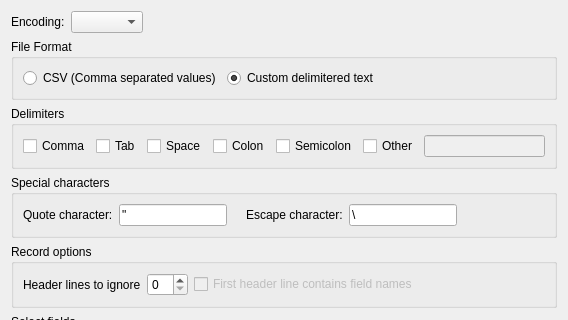
i-RIC/prepost-gui, file libs/geodata/pointmap/private/geodatapointmaprealtextimporter_settingdialog.ui: the form before one commit; both pictures show x 0 to 568 and y 0 to 320 of the 568 by 697 pixel window.
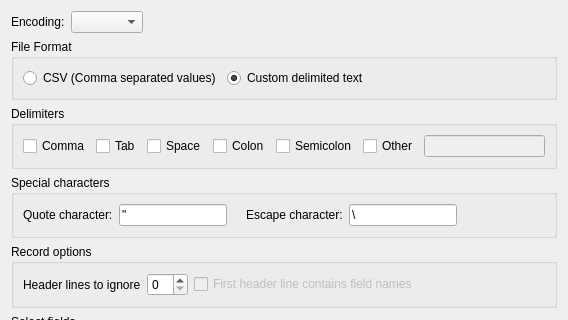
The form after the commit. Icons and pictures are not drawn. Custom widgets are drawn as their Qt base class.

Commit message: Updated some of the english grammar

Patch:
```diff
--- a/libs/geodata/pointmap/private/geodatapointmaprealtextimporter_settingdialog.ui
+++ b/libs/geodata/pointmap/private/geodatapointmaprealtextimporter_settingdialog.ui
@@ -60,7 +60,7 @@
       <item>
        <widget class="QRadioButton" name="customRadioButton">
         <property name="text">
-         <string>Custom delimitered text</string>
+         <string>Custom delimited text</string>
         </property>
         <property name="checked">
          <bool>true</bool>
```
Left out of the diff: 4 changed lines with no effect on the pictures.
